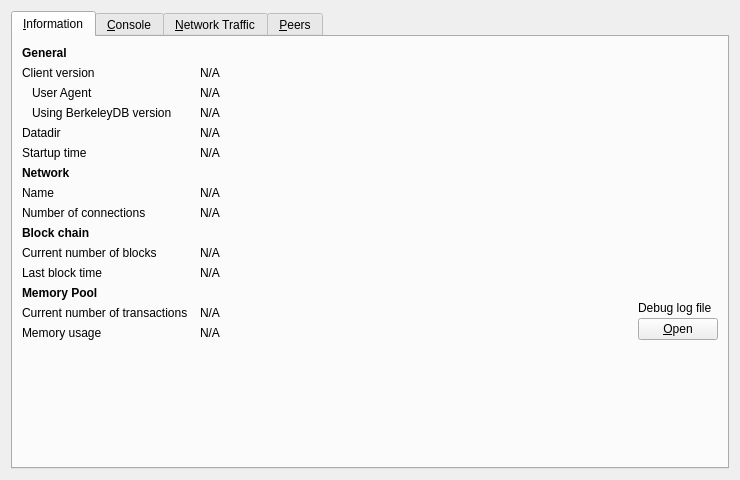
This is src/qt/forms/debugwindow.ui in Anfauglith/bitcoin as Qt 5 draws it before an edit. The edited form follows.
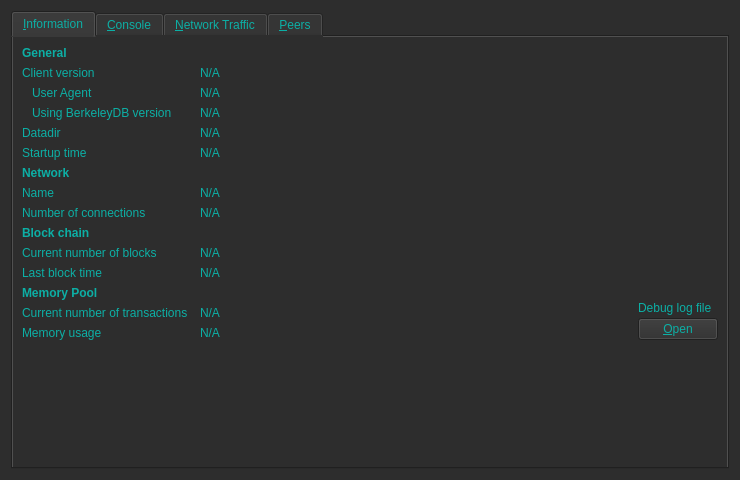
This is the edited form. Icons and pictures are not drawn. Custom widgets are drawn as their Qt base class.

The edit to the form file:
```diff
--- a/src/qt/forms/debugwindow.ui
+++ b/src/qt/forms/debugwindow.ui
@@ -11,9 +11,10 @@
    </rect>
   </property>
   <property name="styleSheet">
-         <string notr="true">QWidget { background: rgba(45,45,45); color: rgb(12,175,165); }
-         QTableView { border: 1px solid rgb(119,119,119); selection-background-color: rgb(62,62,62); selection-color: rgb(108,200,239); alternate-background: rgb(31,31,31); }
-                    "QTableView::item { border-right: 1px solid rgb(119,119,119); border-bottom: 1px solid rgb(119,119,119);}</string>
+         <string notr="true"> 
+        QWidget { background: rgba(45,45,45); color: rgb(12,175,165); }
+        QTableView { border: 1px solid rgb(119,119,119); selection-background-color: rgb(62,62,62); selection-color: rgb(108,200,239); alternate-background: rgb(31,31,31); }
+        QTableView::item { border-right: 1px solid rgb(119,119,119); border-bottom: 1px solid rgb(119,119,119);}</string>
   </property>
   <property name="windowTitle">
    <string>Debug window</string>
```
